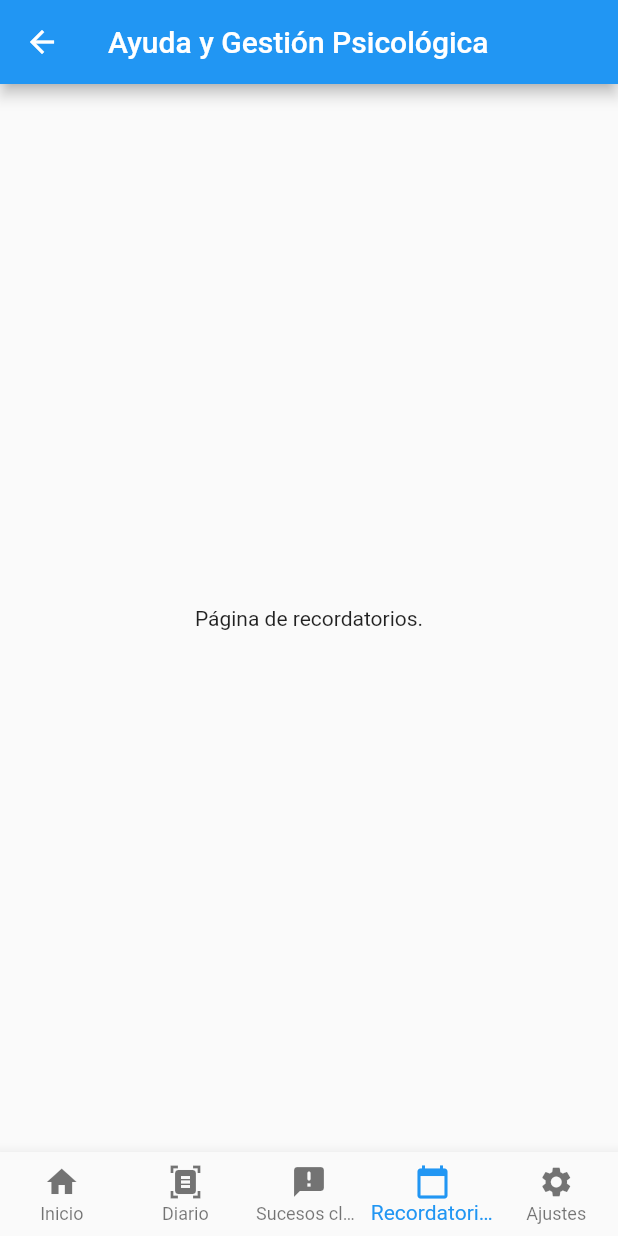
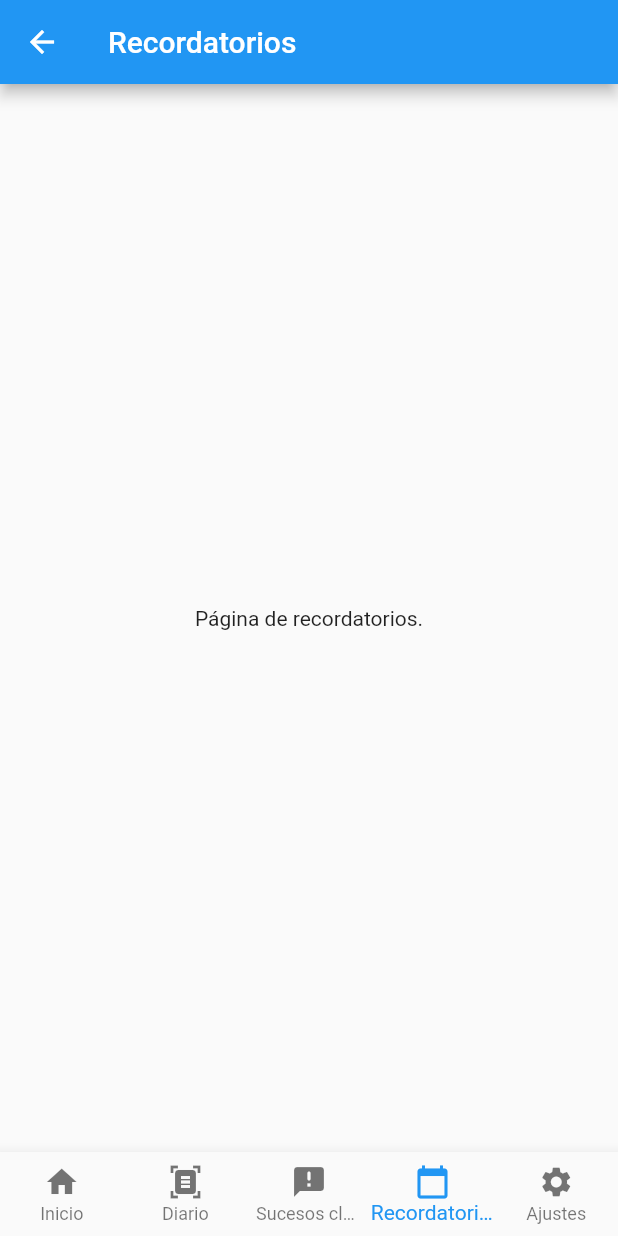
Before and after one commit to nicolasgabarron/aygp_frontend, a Flutter app: the BaseScreen screen opened by its route, item 4 of the bottom bar chosen, on a phone screen of 412 x 824 dp. Run offline on Flutter 3.47's test engine with Material 2 defaults, Android fonts, the phone set to English and light mode, and no system bars.

Commit message:
Implement adaptive appbar with dynamic naming.

```diff
--- a/lib/screens/base/base_screen.dart
+++ b/lib/screens/base/base_screen.dart
@@ -1,22 +1,52 @@
 import 'package:aygp_frontend/providers/ui_provider.dart';
-import 'package:aygp_frontend/screens/navigation_screens/reminders_screen.dart';
-import 'package:aygp_frontend/screens/navigation_screens/settings_screen.dart';
-import 'package:aygp_frontend/screens/navigation_screens/sucesos_clave_screen.dart';
+import 'package:aygp_frontend/screens/screens.dart';
 import 'package:flutter/material.dart';
 import 'package:provider/provider.dart';
-
 import '../../widgets/custom_navigation_bar.dart';
-import '../navigation_screens/diary_screen.dart';
-import '../navigation_screens/home_screen.dart';
 
 class BaseScreen extends StatelessWidget {
   @override
   Widget build(BuildContext context) {
     return Scaffold(
-      appBar: AppBar(title: Text('Ayuda y Gestión Psicológica')),
+      appBar: PreferredSize(
+        preferredSize: const Size(double.infinity, kToolbarHeight),
+        child: _AdaptiveCustomAppBar(),
+      ),
       body: _HomePageBody(),
       bottomNavigationBar: CustomNavigationBar(),
     );
+  }
+}
+
+class _AdaptiveCustomAppBar extends StatelessWidget {
+  const _AdaptiveCustomAppBar({Key? key}) : super(key: key);
+
+  @override
+  Widget build(BuildContext context) {
+    // Obtener el selectedMenuOpt.
+    final uiProvider = Provider.of<UiProvider>(context);
+    final currentIndex = uiProvider.selectedMenuOpt;
+
+    return AppBar(
+      title: Text(this.getTitleScreen(currentIndex)),
+    );
+  }
+
+  String getTitleScreen(int index) {
+    switch (index) {
+      case 0:
+        return 'Inicio';
+      case 1:
+        return 'Diario personal';
+      case 2:
+        return 'Sucesos clave';
+      case 3:
+        return 'Recordatorios';
+      case 4:
+        return 'Ajustes';
+      default:
+        return '';
+    }
   }
 }
 
```
